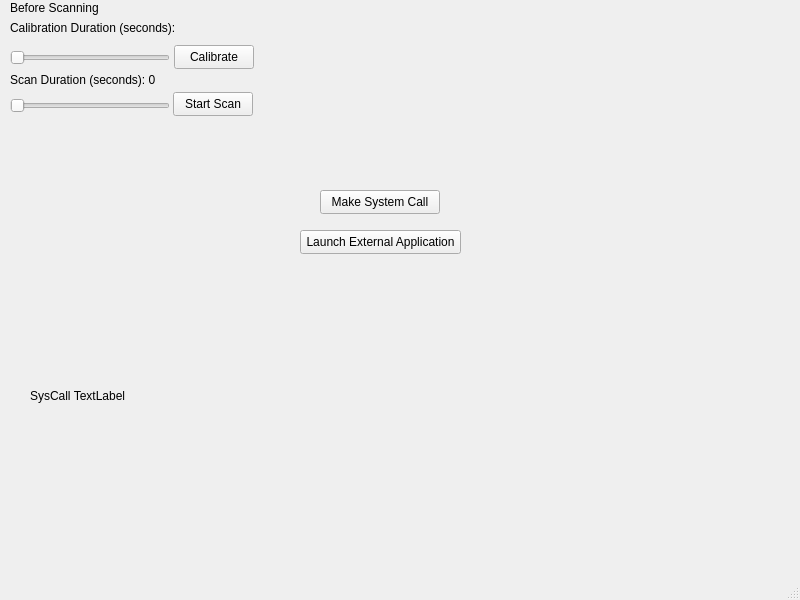
Old version of the form src/gui/v2-gui-interface/mainwindow.ui in the repository BobbyChiu/senior-design.
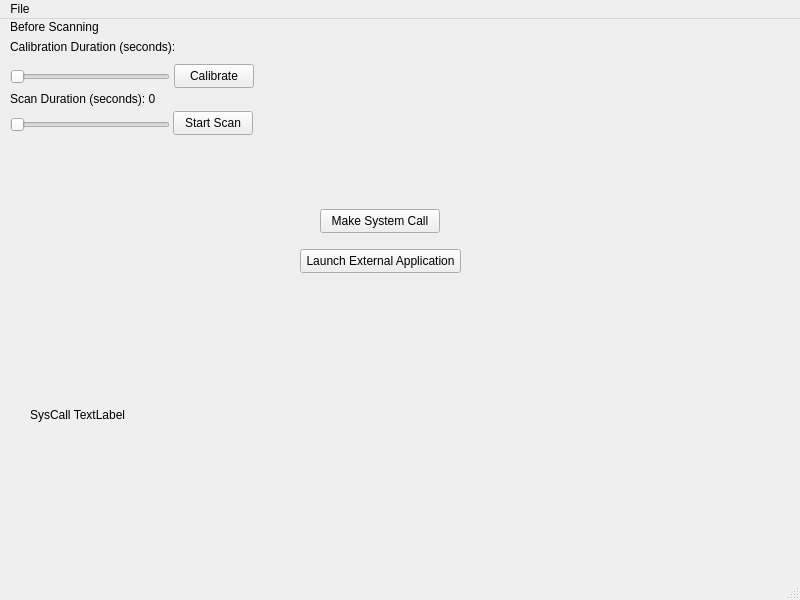
New version of the form.

The edit to the form file:
```diff
--- a/src/gui/v2-gui-interface/mainwindow.ui
+++ b/src/gui/v2-gui-interface/mainwindow.ui
@@ -157,6 +157,13 @@
      <height>21</height>
     </rect>
    </property>
+   <widget class="QMenu" name="menuFile">
+    <property name="title">
+     <string>File</string>
+    </property>
+    <addaction name="actionOpen_Scan_from_Device"/>
+   </widget>
+   <addaction name="menuFile"/>
   </widget>
   <widget class="QStatusBar" name="statusbar"/>
  </widget>
```
Left out of the diff: 5 changed lines with no effect on the pictures.
